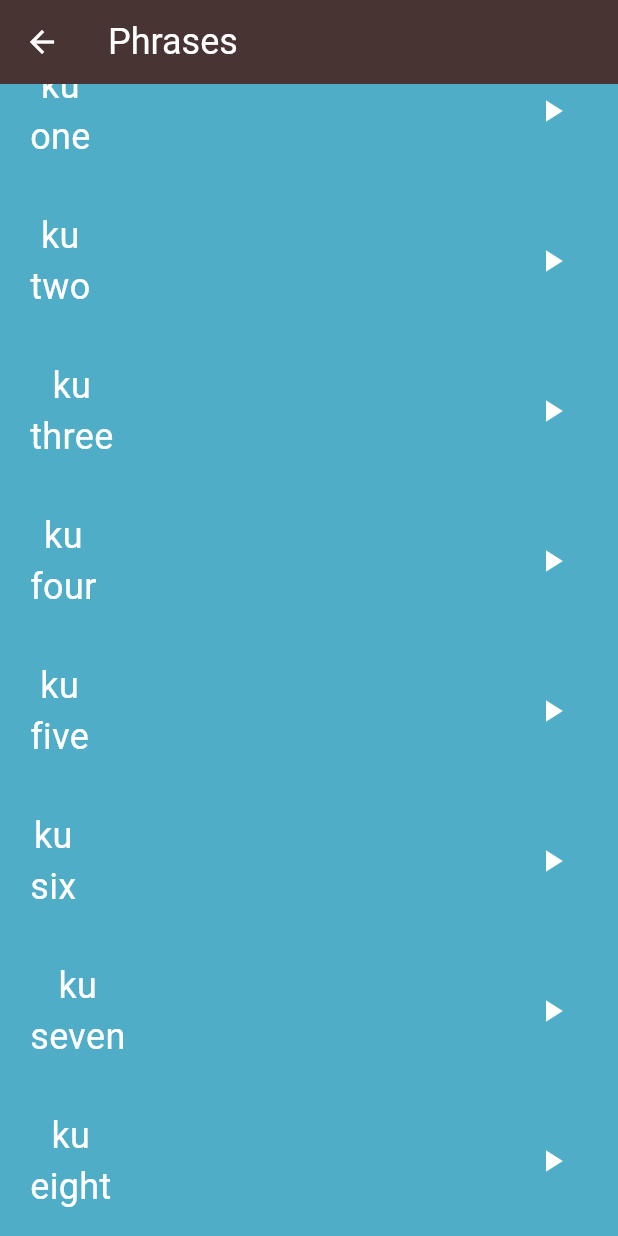
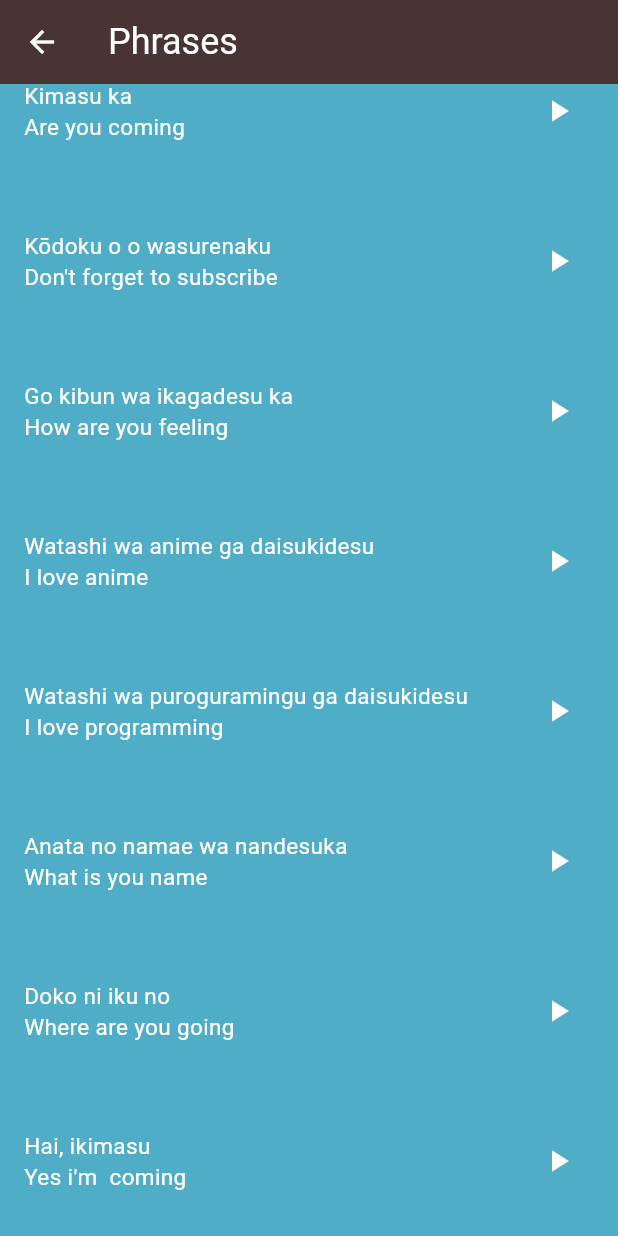
Before and after one commit to YoussefSalah8/language_learning_toku, a Flutter app: the PhrasesPage screen opened directly, scrolled down 32 dp, after a tap on the "play arrow" icon, on a phone screen of 412 x 824 dp. Run offline on Flutter 3.47's test engine with Material 3 defaults, Android fonts, the phone set to English and light mode, and no system bars; our stand-ins replace audioplayers.

Commit message:
local data have uploaded

```diff
--- a/lib/components/item_info.dart
+++ b/lib/components/item_info.dart
@@ -1,4 +1,3 @@
-import 'package:audioplayers/audioplayers.dart';
 import 'package:flutter/material.dart';
 import '../models/item_model.dart';
 
@@ -7,27 +6,38 @@ class ItemInfo extends StatelessWidget {
 
   final ItemModel item;
 
-
   @override
   Widget build(BuildContext context) {
     return Row(
       children: [
+        Expanded(
+          child: Padding(
+            padding: const EdgeInsets.only(left: 16),
+            child: Column(
+              crossAxisAlignment: CrossAxisAlignment.start,
+              mainAxisAlignment: MainAxisAlignment.center,
+              children: [
+                Text(
+                  item.jpLanguage,
+                  style: const TextStyle(fontSize: 15, color: Colors.white),
+                  overflow: TextOverflow.ellipsis,
+                  maxLines: 1,
+                ),
+                Text(
+                  item.enLanguage,
+                  style: const TextStyle(fontSize: 15, color: Colors.white),
+                  overflow: TextOverflow.ellipsis,
+                  maxLines: 1,
+                ),
+              ],
+            ),
+          ),
+        ),
         Padding(
-          padding: const EdgeInsets.only(left: 20),
-          child: Column(
-            mainAxisAlignment: MainAxisAlignment.center,
-            children: [
-              Text(item.jpLanguage, style: const TextStyle(fontSize: 24, color: Colors.white),),
-              Text(item.enLanguage, style: const TextStyle(fontSize: 24, color: Colors.white),),
-            ],),
-        ),
-        const Spacer(flex: 1),
-        Padding(
-          padding:  const EdgeInsets.only(right: 20),
-          child:  IconButton(
+          padding: const EdgeInsets.only(right: 16),
+          child: IconButton(
             onPressed: () {
-              final player =  AudioPlayer();
-              player.play( AssetSource(item.sound));
+              item.playSound();
             },
             icon: const Icon(Icons.play_arrow, color: Colors.white),
           ),
--- a/lib/models/item_model.dart
+++ b/lib/models/item_model.dart
@@ -1,3 +1,5 @@
+
+import 'package:audioplayers/audioplayers.dart';
 
 class ItemModel {
   final String jpLanguage;
@@ -12,4 +14,9 @@ class ItemModel {
     this.image,
     required this.sound,
   });
+
+  playSound() {
+    final player =  AudioPlayer();
+    player.play( AssetSource(sound));
+  }
 }
--- a/lib/screens/family_members_page.dart
+++ b/lib/screens/family_members_page.dart
@@ -9,62 +9,62 @@ class FamilyMembersPage extends StatelessWidget {
     ItemModel(
         jpLanguage: 'ku',
         enLanguage: 'one',
-        image: 'assets/images/numbers/number_one.png',
-        sound: 'sounds/numbers/number_one_sound.mp3'
+        image: 'assets/images/family_members/family_grandfather.png',
+        sound: 'sounds/family_members/grand father.wav'
     ),
     ItemModel(
         jpLanguage: 'ku',
         enLanguage: 'two',
-        image: 'assets/images/numbers/number_two.png',
-        sound: 'sounds/numbers/number_two_sound.mp3'
+        image: 'assets/images/family_members/family_grandmother.png',
+        sound: 'sounds/family_members/grand mother.wav'
+    ),
+    ItemModel(
+        jpLanguage: 'ku',
+        enLanguage: 'four',
+        image: 'assets/images/family_members/family_father.png',
+        sound: 'sounds/family_members/grand father.wav'
+    ),
+    ItemModel(
+        jpLanguage: 'ku',
+        enLanguage: 'five',
+        image: 'assets/images/family_members/family_mother.png',
+        sound: 'sounds/family_members/grand mother.wav'
+    ),
+    ItemModel(
+        jpLanguage: 'ku',
+        enLanguage: 'six',
+        image: 'assets/images/family_members/family_older_brother.png',
+        sound: 'sounds/family_members/older bother.wav'
+    ),
+    ItemModel(
+        jpLanguage: 'ku',
+        enLanguage: 'seven',
+        image: 'assets/images/family_members/family_older_sister.png',
+        sound: 'sounds/family_members/older sister.wav'
+    ),
+    ItemModel(
+        jpLanguage: 'ku',
+        enLanguage: 'eight',
+        image: 'assets/images/family_members/family_younger_brother.png',
+        sound: 'sounds/family_members/younger brohter.wav'
+    ),
+    ItemModel(
+        jpLanguage: 'ku',
+        enLanguage: 'nine',
+        image: 'assets/images/family_members/family_younger_sister.png',
+        sound: 'sounds/family_members/younger sister.wav'
+    ),
+    ItemModel(
+        jpLanguage: 'ku',
+        enLanguage: 'ten',
+        image: 'assets/images/family_members/family_son.png',
+        sound: 'sounds/family_members/son.wav'
     ),
     ItemModel(
         jpLanguage: 'ku',
         enLanguage: 'three',
-        image: 'assets/images/numbers/number_three.png',
-        sound: 'sounds/numbers/number_three_sound.mp3'
-    ),
-    ItemModel(
-        jpLanguage: 'ku',
-        enLanguage: 'four',
-        image: 'assets/images/numbers/number_four.png',
-        sound: 'sounds/numbers/number_four_sound.mp3'
-    ),
-    ItemModel(
-        jpLanguage: 'ku',
-        enLanguage: 'five',
-        image: 'assets/images/numbers/number_five.png',
-        sound: 'sounds/numbers/number_five_sound.mp3'
-    ),
-    ItemModel(
-        jpLanguage: 'ku',
-        enLanguage: 'six',
-        image: 'assets/images/numbers/number_six.png',
-        sound: 'sounds/numbers/number_six_sound.mp3'
-    ),
-    ItemModel(
-        jpLanguage: 'ku',
-        enLanguage: 'seven',
-        image: 'assets/images/numbers/number_seven.png',
-        sound: 'sounds/numbers/number_seven_sound.mp3'
-    ),
-    ItemModel(
-        jpLanguage: 'ku',
-        enLanguage: 'eight',
-        image: 'assets/images/numbers/number_eight.png',
-        sound: 'sounds/numbers/number_eight_sound.mp3'
-    ),
-    ItemModel(
-        jpLanguage: 'ku',
-        enLanguage: 'nine',
-        image: 'assets/images/numbers/number_nine.png',
-        sound: 'sounds/numbers/number_nine_sound.mp3'
-    ),
-    ItemModel(
-        jpLanguage: 'ku',
-        enLanguage: 'ten',
-        image: 'assets/images/numbers/number_ten.png',
-        sound: 'sounds/numbers/number_ten_sound.mp3'
+        image: 'assets/images/family_members/family_daughter.png',
+        sound: 'sounds/family_members/daughter.wav'
     ),
   ];
 
--- a/lib/screens/phrases_page.dart
+++ b/lib/screens/phrases_page.dart
@@ -7,44 +7,44 @@ class PhrasesPage extends StatelessWidget {
 
    final List <ItemModel> phrases = [
      ItemModel(
-         jpLanguage: 'ku',
-         enLanguage: 'one',
-         sound: 'sounds/colors/black.wav'
+         jpLanguage: 'Kimasu ka',
+         enLanguage: 'Are you coming',
+         sound: 'sounds/phrases/are_you_coming.wav'
      ),
      ItemModel(
-         jpLanguage: 'ku',
-         enLanguage: 'two',
-         sound: 'sounds/colors/brown.wav'
+         jpLanguage: 'Kōdoku o o wasurenaku',
+         enLanguage: "Don't forget to subscribe",
+         sound: 'sounds/phrases/dont_forget_to_subscribe.wav'
      ),
      ItemModel(
-         jpLanguage: 'ku',
-         enLanguage: 'three',
-         sound: 'sounds/colors/dusty yellow.wav'
+         jpLanguage: 'Go kibun wa ikagadesu ka',
+         enLanguage: 'How are you feeling',
+         sound: 'sounds/phrases/how_are_you_feeling.wav'
      ),
      ItemModel(
-         jpLanguage: 'ku',
-         enLanguage: 'four',
-         sound: 'sounds/colors/gray.wav'
+         jpLanguage: 'Watashi wa anime ga daisukidesu',
+         enLanguage: 'I love anime',
+         sound: 'sounds/phrases/i_love_anime.wav'
      ),
      ItemModel(
-         jpLanguage: 'ku',
-         enLanguage: 'five',
-         sound: 'sounds/colors/green.wav'
+         jpLanguage: 'Watashi wa puroguramingu ga daisukidesu',
+         enLanguage: 'I love programming',
+         sound: 'sounds/phrases/i_love_programming.wav'
      ),
      ItemModel(
-         jpLanguage: 'ku',
-         enLanguage: 'six',
-         sound: 'sounds/colors/red.wav'
+         jpLanguage: 'Anata no namae wa nandesuka',
+         enLanguage: 'What is you name',
+         sound: 'sounds/phrases/what_is_your_name.wav'
      ),
      ItemModel(
-         jpLanguage: 'ku',
-         enLanguage: 'seven',
-         sound: 'sounds/colors/white.wav'
+         jpLanguage: 'Doko ni iku no',
+         enLanguage: 'Where are you going',
+         sound: 'sounds/phrases/where_are_you_going.wav'
      ),
      ItemModel(
-         jpLanguage: 'ku',
-         enLanguage: 'eight',
-         sound: 'assets/sounds/colors/yellow.wav'
+         jpLanguage: 'Hai, ikimasu',
+         enLanguage: "Yes i'm  coming",
+         sound: 'sounds/phrases/yes_im_coming.wav'
      ),
 
    ];
@@ -52,7 +52,6 @@ class PhrasesPage extends StatelessWidget {
   @override
   Widget build(BuildContext context) {
     return Scaffold(
-      // backgroundColor: Color(0xfffef6db),
         appBar: AppBar(
           iconTheme: IconThemeData(color: Colors.white),
           title: const Text('Phrases', style: TextStyle(fontSize: 24, color: Colors.white),),
```
Also changed, not shown: lib/screens/colors_page.dart (+17 -17 lines), lib/screens/numbers_page.dart (+19 -19 lines).
